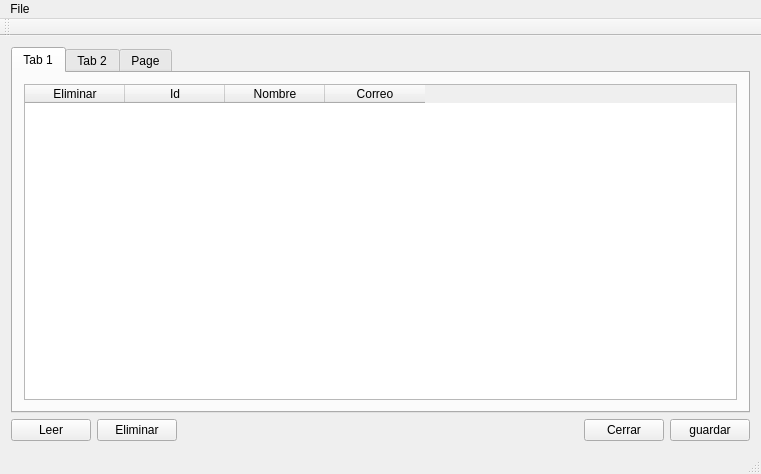
MatamorosF3/RecordsFiles, file mainwindow.ui: the form before one commit.
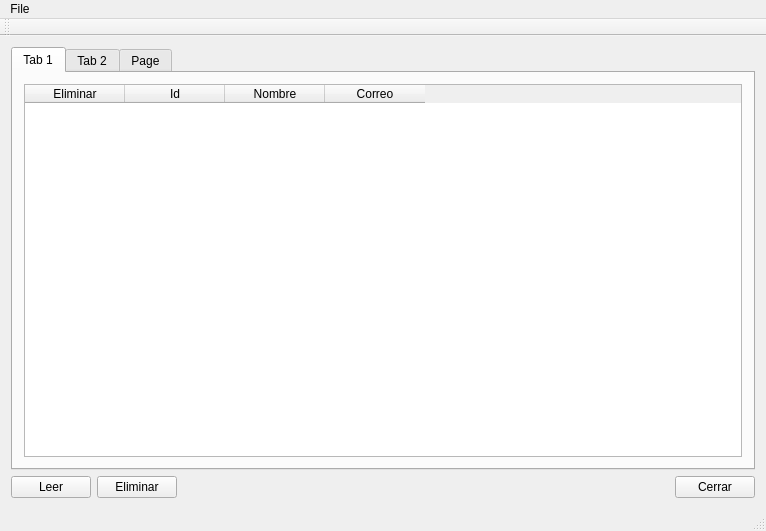
The form after the commit.

```diff
--- a/mainwindow.ui
+++ b/mainwindow.ui
@@ -6,16 +6,54 @@
    <rect>
     <x>0</x>
     <y>0</y>
-    <width>761</width>
-    <height>474</height>
+    <width>766</width>
+    <height>531</height>
    </rect>
   </property>
   <property name="windowTitle">
    <string>MainWindow</string>
   </property>
   <widget class="QWidget" name="centralWidget">
-   <layout class="QVBoxLayout" name="verticalLayout">
-    <item>
+   <layout class="QGridLayout" name="gridLayout_4">
+    <item row="1" column="0">
+     <layout class="QHBoxLayout" name="horizontalLayout">
+      <item>
+       <widget class="QPushButton" name="pushButton_leer">
+        <property name="text">
+         <string>Leer</string>
+        </property>
+       </widget>
+      </item>
+      <item>
+       <widget class="QPushButton" name="pushButton_eliminar">
+        <property name="text">
+         <string>Eliminar</string>
+        </property>
+       </widget>
+      </item>
+      <item>
+       <spacer name="horizontalSpacer">
+        <property name="orientation">
+         <enum>Qt::Horizontal</enum>
+        </property>
+        <property name="sizeHint" stdset="0">
+         <size>
+          <width>40</width>
+          <height>20</height>
+         </size>
+        </property>
+       </spacer>
+      </item>
+      <item>
+       <widget class="QPushButton" name="pushButton_cerrar">
+        <property name="text">
+         <string>Cerrar</string>
+        </property>
+       </widget>
+      </item>
+     </layout>
+    </item>
+    <item row="0" column="0">
      <widget class="QTabWidget" name="tabWidget">
       <property name="styleSheet">
        <string notr="true"/>
@@ -27,8 +65,8 @@
        <attribute name="title">
         <string>Tab 1</string>
        </attribute>
-       <layout class="QVBoxLayout" name="verticalLayout_2">
-        <item>
+       <layout class="QGridLayout" name="gridLayout_3">
+        <item row="0" column="0">
          <widget class="QTableWidget" name="tableWidget">
           <column>
            <property name="text">
@@ -108,51 +146,6 @@
       </widget>
      </widget>
     </item>
-    <item>
-     <layout class="QHBoxLayout" name="horizontalLayout">
-      <item>
-       <widget class="QPushButton" name="pushButton_leer">
-        <property name="text">
-         <string>Leer</string>
-        </property>
-       </widget>
-      </item>
-      <item>
-       <widget class="QPushButton" name="pushButton_eliminar">
-        <property name="text">
-         <string>Eliminar</string>
-        </property>
-       </widget>
-      </item>
-      <item>
-       <spacer name="horizontalSpacer">
-        <property name="orientation">
-         <enum>Qt::Horizontal</enum>
-        </property>
-        <property name="sizeHint" stdset="0">
-         <size>
-          <width>40</width>
-          <height>20</height>
-         </size>
-        </property>
-       </spacer>
-      </item>
-      <item>
-       <widget class="QPushButton" name="pushButton_cerrar">
-        <property name="text">
-         <string>Cerrar</string>
-        </property>
-       </widget>
-      </item>
-      <item>
-       <widget class="QPushButton" name="pushButton_guardar">
-        <property name="text">
-         <string>guardar</string>
-        </property>
-       </widget>
-      </item>
-     </layout>
-    </item>
    </layout>
   </widget>
   <widget class="QMenuBar" name="menuBar">
@@ -160,7 +153,7 @@
     <rect>
      <x>0</x>
      <y>0</y>
-     <width>761</width>
+     <width>766</width>
      <height>21</height>
     </rect>
    </property>
```
